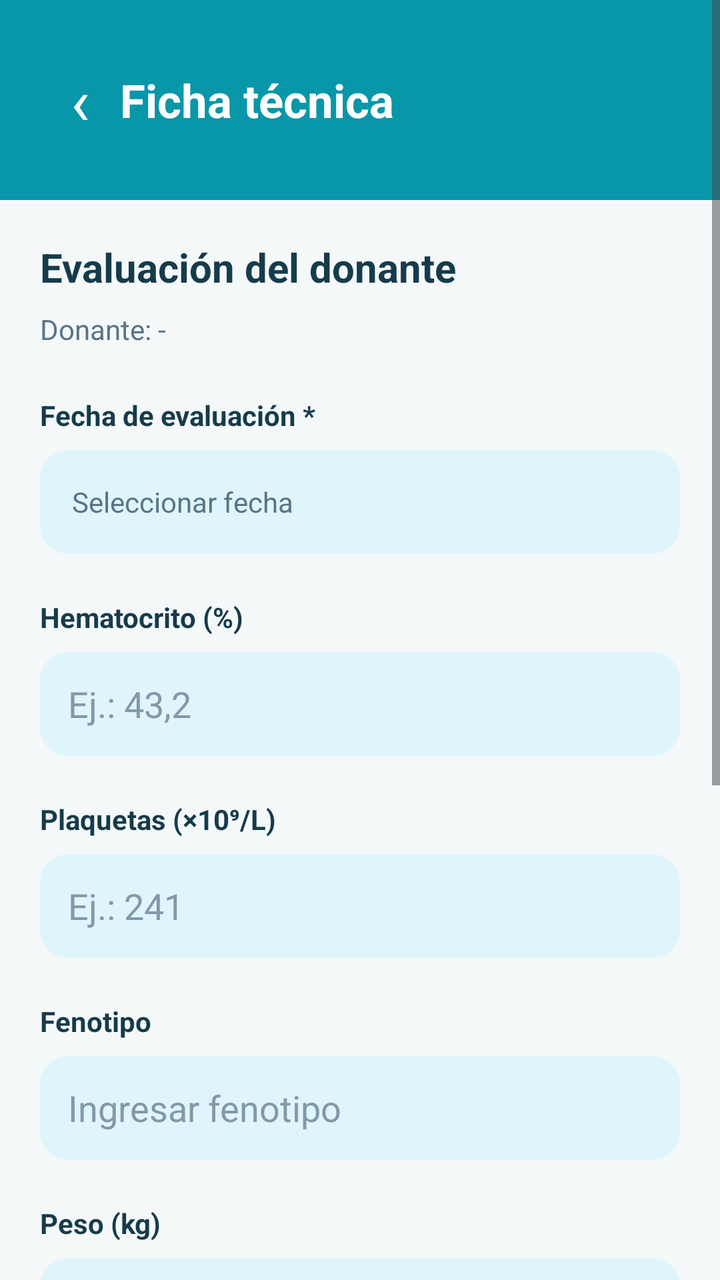
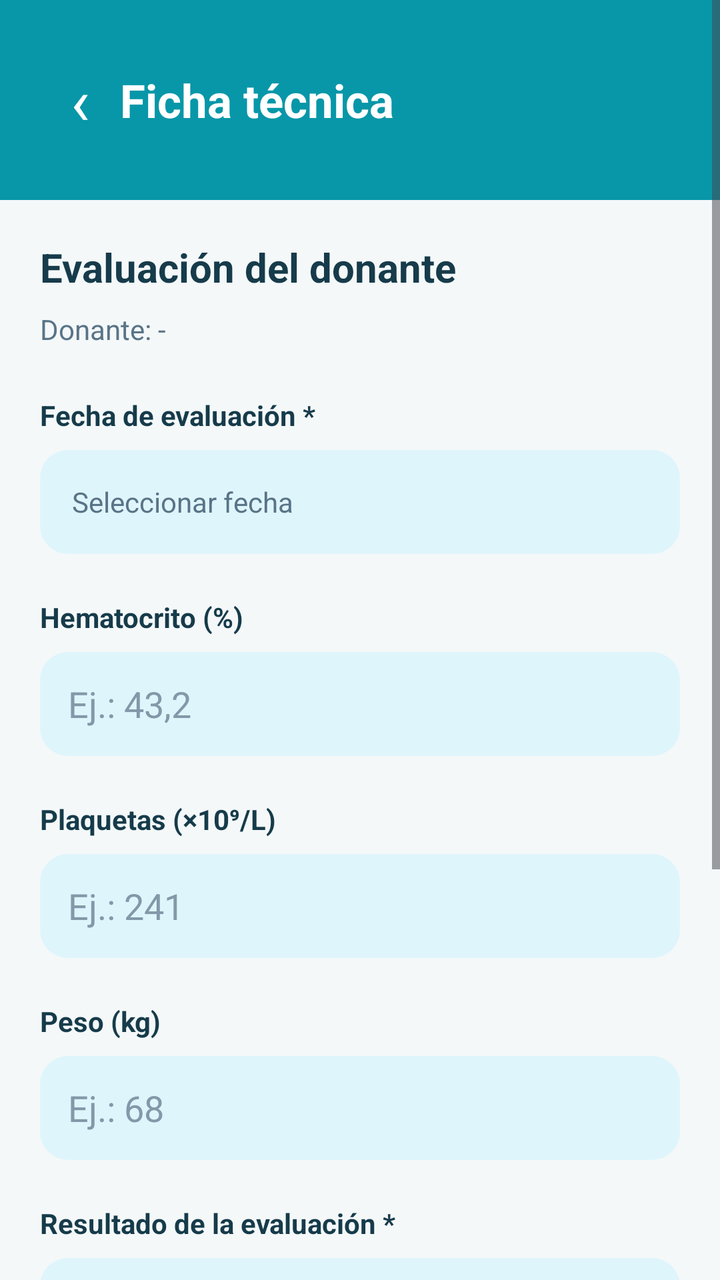

Screens rendered from an Android XML layout before and after an edit, with the pre-edit source and the edit as a unified diff.
<!-- AndroidManifest.xml: application theme Theme.BancoSangreMobile -->
<!-- res/layout/activity_ficha_tecnica.xml -->
<?xml version="1.0" encoding="utf-8"?>
<ScrollView xmlns:android="http://schemas.android.com/apk/res/android"
    android:id="@+id/main"
    android:layout_width="match_parent"
    android:layout_height="match_parent"
    android:background="#F4F8F9"
    android:fillViewport="true">

    <LinearLayout
        android:layout_width="match_parent"
        android:layout_height="wrap_content"
        android:orientation="vertical">

        
        <LinearLayout
            android:layout_width="match_parent"
            android:layout_height="100dp"
            android:background="#0797A8"
            android:gravity="center_vertical"
            android:orientation="horizontal"
            android:paddingStart="20dp"
            android:paddingEnd="20dp">

            <TextView
                android:id="@+id/btnVolver"
                android:layout_width="40dp"
                android:layout_height="48dp"
                android:gravity="center"
                android:text="‹"
                android:textColor="#FFFFFF"
                android:textSize="32sp"
                android:contentDescription="Volver" />

            <TextView
                android:layout_width="wrap_content"
                android:layout_height="wrap_content"
                android:text="Ficha técnica"
                android:textColor="#FFFFFF"
                android:textSize="23sp"
                android:textStyle="bold" />
        </LinearLayout>

        
        <LinearLayout
            android:layout_width="match_parent"
            android:layout_height="wrap_content"
            android:orientation="vertical"
            android:padding="20dp">

            <TextView
                android:layout_width="match_parent"
                android:layout_height="wrap_content"
                android:text="Evaluación del donante"
                android:textColor="#163B4A"
                android:textSize="20sp"
                android:textStyle="bold" />

            <TextView
                android:id="@+id/txtDonanteEvaluado"
                android:layout_width="match_parent"
                android:layout_height="wrap_content"
                android:layout_marginTop="8dp"
                android:text="Donante: -"
                android:textColor="#597487"
                android:textSize="14sp" />

            
            <TextView
                android:layout_width="match_parent"
                android:layout_height="wrap_content"
                android:layout_marginTop="24dp"
                android:text="Fecha de evaluación *"
                android:textColor="#163B4A"
                android:textStyle="bold" />

            <TextView
                android:id="@+id/txtFechaEvaluacion"
                android:layout_width="match_parent"
                android:layout_height="52dp"
                android:layout_marginTop="8dp"
                android:background="@drawable/bg_dato_celeste"
                android:gravity="center_vertical"
                android:paddingStart="16dp"
                android:paddingEnd="16dp"
                android:text="Seleccionar fecha"
                android:textColor="#597487"
                android:clickable="true"
                android:focusable="true" />

            
            <TextView
                android:layout_width="match_parent"
                android:layout_height="wrap_content"
                android:layout_marginTop="22dp"
                android:text="Hematocrito (%)"
                android:textColor="#163B4A"
                android:textStyle="bold" />

            <EditText
                android:id="@+id/edtHematocrito"
                android:layout_width="match_parent"
                android:layout_height="52dp"
                android:layout_marginTop="8dp"
                android:background="@drawable/bg_dato_celeste"
                android:hint="Ej.: 43,2"
                android:inputType="numberDecimal"
                android:padding="14dp"
                android:textColor="#163B4A"
                android:textColorHint="#8199A8" />

            
            <TextView
                android:layout_width="match_parent"
                android:layout_height="wrap_content"
                android:layout_marginTop="22dp"
                android:text="Plaquetas (×10⁹/L)"
                android:textColor="#163B4A"
                android:textStyle="bold" />

            <EditText
                android:id="@+id/edtPlaquetas"
                android:layout_width="match_parent"
                android:layout_height="52dp"
                android:layout_marginTop="8dp"
                android:background="@drawable/bg_dato_celeste"
                android:hint="Ej.: 241"
                android:inputType="number"
                android:padding="14dp"
                android:textColor="#163B4A"
                android:textColorHint="#8199A8" />

            
            <TextView
                android:layout_width="match_parent"
                android:layout_height="wrap_content"
                android:layout_marginTop="22dp"
                android:text="Fenotipo"
                android:textColor="#163B4A"
                android:textStyle="bold" />

            <EditText
                android:id="@+id/edtFenotipo"
                android:layout_width="match_parent"
                android:layout_height="52dp"
                android:layout_marginTop="8dp"
                android:background="@drawable/bg_dato_celeste"
                android:hint="Ingresar fenotipo"
                android:inputType="textCapCharacters"
                android:padding="14dp"
                android:textColor="#163B4A"
                android:textColorHint="#8199A8" />

            
            <TextView
                android:layout_width="match_parent"
                android:layout_height="wrap_content"
                android:layout_marginTop="22dp"
                android:text="Peso (kg)"
                android:textColor="#163B4A"
                android:textStyle="bold" />

            <EditText
                android:id="@+id/edtPeso"
                android:layout_width="match_parent"
                android:layout_height="52dp"
                android:layout_marginTop="8dp"
                android:background="@drawable/bg_dato_celeste"
                android:hint="Ej.: 68"
                android:inputType="numberDecimal"
                android:padding="14dp"
                android:textColor="#163B4A"
                android:textColorHint="#8199A8" />

            
            <TextView
                android:layout_width="match_parent"
                android:layout_height="wrap_content"
                android:layout_marginTop="22dp"
                android:text="Resultado de la evaluación *"
                android:textColor="#163B4A"
                android:textStyle="bold" />

            <Spinner
                android:id="@+id/spinnerAptitud"
                android:layout_width="match_parent"
                android:layout_height="52dp"
                android:layout_marginTop="8dp"
                android:background="@drawable/bg_dato_celeste"
                android:paddingStart="14dp"
                android:paddingEnd="14dp" />

            
            <TextView
                android:layout_width="match_parent"
                android:layout_height="wrap_content"
                android:layout_marginTop="22dp"
                android:text="Observaciones"
                android:textColor="#163B4A"
                android:textStyle="bold" />

            <EditText
                android:id="@+id/edtObservaciones"
                android:layout_width="match_parent"
                android:layout_height="110dp"
                android:layout_marginTop="8dp"
                android:background="@drawable/bg_dato_celeste"
                android:gravity="top"
                android:hint="Agregar observaciones..."
                android:inputType="textMultiLine"
                android:padding="14dp"
                android:textColor="#163B4A"
                android:textColorHint="#8199A8" />

            
            <TextView
                android:id="@+id/btnGuardarFicha"
                android:layout_width="match_parent"
                android:layout_height="54dp"
                android:layout_marginTop="28dp"
                android:background="@drawable/bg_boton_fucsia"
                android:gravity="center"
                android:text="Guardar evaluación"
                android:textColor="#FFFFFF"
                android:textSize="16sp"
                android:textStyle="bold"
                android:clickable="true"
                android:focusable="true" />

        </LinearLayout>
    </LinearLayout>
</ScrollView>
<!-- resources referenced by this layout -->
<resources>
  <!-- drawable bg_boton_fucsia (drawable) -->
  <?xml version="1.0" encoding="utf-8"?>
  <shape xmlns:android="http://schemas.android.com/apk/res/android"
      android:shape="rectangle">
  
      <solid android:color="#FF0066" />
  
      <corners android:radius="30dp" />
  
  </shape>
  <!-- drawable bg_dato_celeste (drawable) -->
  <?xml version="1.0" encoding="utf-8"?>
  <shape xmlns:android="http://schemas.android.com/apk/res/android"
      android:shape="rectangle">
  
      <solid android:color="#DFF5FC" />
  
      <corners android:radius="14dp" />
  
  </shape>
  <style name="Theme.BancoSangreMobile" parent="Base.Theme.BancoSangreMobile" />
  <style name="Base.Theme.BancoSangreMobile" parent="Theme.Material3.DayNight.NoActionBar">
          
          
      </style>
</resources>

<!-- the commit's change to res/layout/activity_ficha_tecnica.xml (unified diff, before → after) -->
@@ -136,7 +136,8 @@
                 android:layout_marginTop="22dp"
                 android:text="Fenotipo"
                 android:textColor="#163B4A"
-                android:textStyle="bold" />
+                android:textStyle="bold"
+                android:visibility="gone"/>
 
             <EditText
                 android:id="@+id/edtFenotipo"
@@ -148,7 +149,8 @@
                 android:inputType="textCapCharacters"
                 android:padding="14dp"
                 android:textColor="#163B4A"
-                android:textColorHint="#8199A8" />
+                android:textColorHint="#8199A8"
+                android:visibility="gone"/>
 
             
             <TextView
